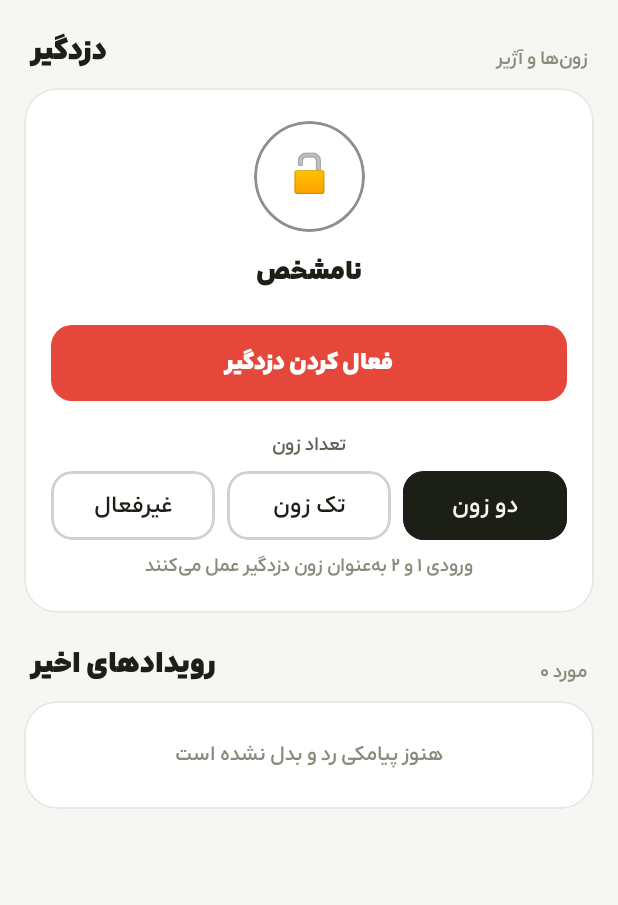
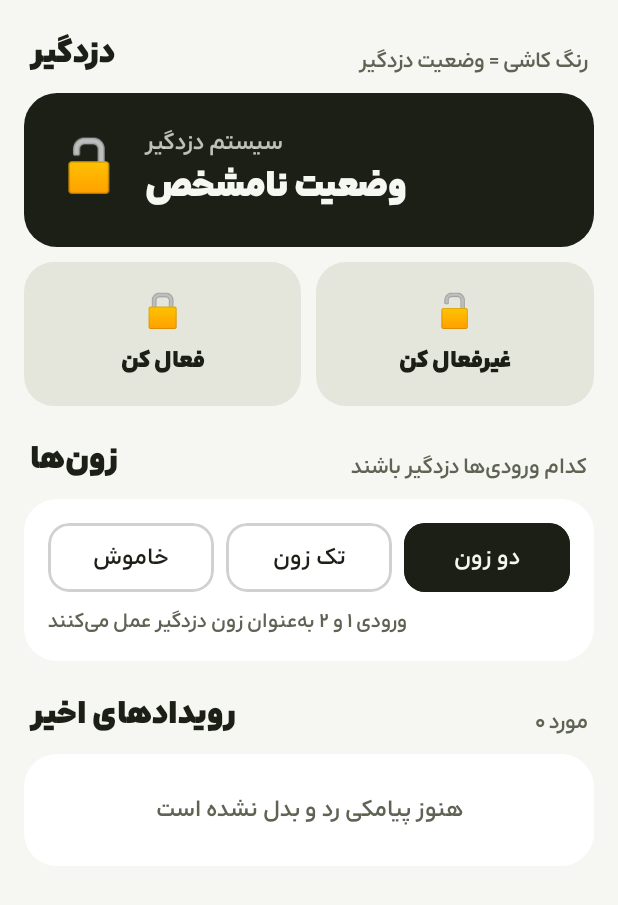
Before and after one commit to TheMojtabaM1/Tivan, an Android app built with Jetpack Compose: the composable SecurityScreen shown on its own in the app's theme, on a phone screen of 412 x 824 dp. Shown: the top 905 px of the screen. Run offline under Robolectric (Android 15) with nearby library versions, the phone set to English and light mode, and no system bars; network calls fail.

Commit message:
Extend the tile (کاشی) design to settings, security, onboarding, and every dialog
Finishes the rewrite started for the outputs/status screens so the whole
app reads as one system, not two:

- Settings: section picker is now a row of square tiles (selected one
  turns yellow, like an output that's on); groups, toggles, radio
  choices, and the palette picker all redrawn as solid tiles instead of
  bordered translucent cards.
- Security: the armed/disarmed state is one big tile (dark when off, red
  when armed, amber while unconfirmed) with separate "فعال کن"/"غیرفعال
  کن" tiles underneath — replacing the old ring badge + single toggle
  button — plus a tile-styled zone picker.
- Onboarding, the hero banner, and every dialog/bottom sheet (device
  switcher, permission help, rename, timer, schedule) now pull their
  background from the palette instead of a hard-coded navy/white pair,
  so they follow کاشی روشن / کاشی شب correctly.
- GlassCard, StatusPill, and IconTile — the primitives every screen is
  built from — dropped their translucent-gradient "glass" look for solid
  fills, matching the flat, high-contrast tile language everywhere else.

Verified: compileDebugKotlin, testDebugUnitTest, and assembleRelease all
pass clean.

Co-Authored-By: Claude Sonnet 5 <noreply@anthropic.com>
Claude-Session: https://claude.ai/code/session_015MChLWSmXGzaiEaL5q9s94

```diff
--- a/android/app/src/main/java/ir/tivan/controller/ui/components/DeviceBar.kt
+++ b/android/app/src/main/java/ir/tivan/controller/ui/components/DeviceBar.kt
@@ -133,7 +133,7 @@ fun DeviceSwitcherSheet(
     ModalBottomSheet(
         onDismissRequest = onDismiss,
         sheetState = sheetState,
-        containerColor = if (c.dark) Color(0xFF141828) else Color.White,
+        containerColor = c.bg,
         contentColor = c.text,
         dragHandle = { BottomSheetDefaults.DragHandle() },
         // The sheet takes no inset of its own so the footer below can own the
@@ -253,7 +253,7 @@ fun DeviceSwitcherSheet(
             Column(
                 Modifier
                     .fillMaxWidth()
-                    .background(if (c.dark) Color(0xFF141828) else Color.White)
+                    .background(c.bg)
                     .padding(horizontal = 20.dp)
                     .padding(top = 14.dp)
                     .navigationBarsPadding()
--- a/android/app/src/main/java/ir/tivan/controller/ui/components/Glass.kt
+++ b/android/app/src/main/java/ir/tivan/controller/ui/components/Glass.kt
@@ -14,20 +14,19 @@ import androidx.compose.runtime.remember
 import androidx.compose.ui.Alignment
 import androidx.compose.ui.Modifier
 import androidx.compose.ui.draw.clip
-import androidx.compose.ui.graphics.Brush
 import androidx.compose.ui.graphics.Color
 import androidx.compose.ui.graphics.Shape
+import androidx.compose.ui.graphics.luminance
 import androidx.compose.ui.unit.Dp
 import androidx.compose.ui.unit.dp
 import ir.tivan.controller.ui.theme.CurrentLayout
 import ir.tivan.controller.ui.theme.Tivan
 
 /**
- * The frosted-card look, faked with layered translucent gradients rather than a
- * real blur. `RenderEffect.createBlurEffect` only exists on API 31+ and costs a
- * full-screen readback every frame; these cards are cheap enough to scroll at
- * 120 Hz on low-end hardware and look identical against the app's own gradient
- * background.
+ * The basic "کاشی" block every screen is built from: a solid, rounded tile.
+ * No gradients or hairline borders — in the tile design the fill color itself
+ * carries the meaning, so a border is only drawn when a caller asks for one
+ * (e.g. to mark a selected tile).
  */
 @Composable
 fun GlassCard(
@@ -40,24 +39,16 @@ fun GlassCard(
 ) {
     val c = Tivan
     val shape: Shape = RoundedCornerShape(corner ?: CurrentLayout.cardCorner)
-    val base = tint ?: c.glass
 
     var m = modifier
         .clip(shape)
-        .background(
-            Brush.verticalGradient(
-                listOf(
-                    base.copy(alpha = (base.alpha * 1.35f).coerceAtMost(1f)),
-                    base
-                )
-            )
-        )
-        .border(1.dp, borderTint ?: c.stroke, shape)
+        .background(tint ?: c.glass)
+    if (borderTint != null && borderTint != c.stroke) m = m.border(2.dp, borderTint, shape)
 
     if (onClick != null) {
         m = m.clickable(
             interactionSource = remember { MutableInteractionSource() },
-            indication = rememberRipple(color = c.primary),
+            indication = rememberRipple(color = c.text),
             onClick = onClick
         )
     }
@@ -65,7 +56,7 @@ fun GlassCard(
     Column(modifier = m, content = content)
 }
 
-/** Small rounded status chip: "روشن", "منتظر تأیید", "۲۴°C". */
+/** Solid rounded status chip: "روشن", "منتظر تأیید", "۲۴°C". */
 @Composable
 fun StatusPill(
     text: String,
@@ -74,12 +65,15 @@ fun StatusPill(
 ) {
     Box(
         modifier
-            .clip(RoundedCornerShape(9.dp))
-            .background(color.copy(alpha = 0.16f))
-            .border(1.dp, color.copy(alpha = 0.34f), RoundedCornerShape(9.dp))
-            .padding(horizontal = 10.dp, vertical = 5.dp)
+            .clip(RoundedCornerShape(99.dp))
+            .background(color)
+            .padding(horizontal = 12.dp, vertical = 6.dp)
     ) {
-        Text(text, style = MaterialTheme.typography.labelSmall, color = color)
+        Text(
+            text,
+            style = MaterialTheme.typography.labelMedium,
+            color = if (color.luminance() > 0.5f) Color(0xFF1B1F16) else Color.White
+        )
     }
 }
 
@@ -87,21 +81,19 @@ fun StatusPill(
 @Composable
 fun IconTile(
     emoji: String,
-    size: Dp = 42.dp,
-    corner: Dp = 14.dp,
+    size: Dp = 48.dp,
+    corner: Dp = 16.dp,
     tint: Color? = null,
     borderTint: Color? = null
 ) {
     val c = Tivan
-    Box(
-        Modifier
-            .size(size)
-            .clip(RoundedCornerShape(corner))
-            .background(tint ?: c.glassStrong)
-            .border(1.dp, borderTint ?: c.stroke, RoundedCornerShape(corner)),
-        contentAlignment = Alignment.Center
-    ) {
-        Text(emoji, style = MaterialTheme.typography.titleMedium)
+    var m = Modifier
+        .size(size)
+        .clip(RoundedCornerShape(corner))
+        .background(tint ?: c.tileOff)
+    if (borderTint != null && borderTint != c.stroke) m = m.border(2.dp, borderTint, RoundedCornerShape(corner))
+    Box(m, contentAlignment = Alignment.Center) {
+        Text(emoji, style = MaterialTheme.typography.titleLarge)
     }
 }
 
@@ -116,9 +108,9 @@ fun SectionHeader(title: String, hint: String? = null) {
         verticalAlignment = Alignment.Bottom,
         horizontalArrangement = Arrangement.SpaceBetween
     ) {
-        Text(title, style = MaterialTheme.typography.titleLarge, color = c.text)
+        Text(title, style = MaterialTheme.typography.headlineSmall, color = c.text)
         if (hint != null) {
-            Text(hint, style = MaterialTheme.typography.labelSmall, color = c.dim2)
+            Text(hint, style = MaterialTheme.typography.labelMedium, color = c.dim)
         }
     }
 }
--- a/android/app/src/main/java/ir/tivan/controller/ui/components/PermissionBanner.kt
+++ b/android/app/src/main/java/ir/tivan/controller/ui/components/PermissionBanner.kt
@@ -135,7 +135,7 @@ fun PermissionBanner(
         val install = "adb install -g -r TIVAN-Controller.apk"
         AlertDialog(
             onDismissRequest = { showHelp = false },
-            containerColor = if (c.dark) Color(0xFF141828) else Color.White,
+            containerColor = c.bg,
             title = {
                 Text(
                     "چرا Allow خاکستری است؟",
--- a/android/app/src/main/java/ir/tivan/controller/ui/inputs/InputsScreen.kt
+++ b/android/app/src/main/java/ir/tivan/controller/ui/inputs/InputsScreen.kt
@@ -290,8 +290,7 @@ private fun ResponseDialog(
     val c = Tivan
     AlertDialog(
         onDismissRequest = onDismiss,
-        containerColor = if (c.dark) androidx.compose.ui.graphics.Color(0xFF141828)
-        else androidx.compose.ui.graphics.Color.White,
+        containerColor = c.bg,
         title = {
             Text(
                 "واکنش به تحریک ورودی ${RelativeTime.fa(inputNumber)}",
--- a/android/app/src/main/java/ir/tivan/controller/ui/security/SecurityScreen.kt
+++ b/android/app/src/main/java/ir/tivan/controller/ui/security/SecurityScreen.kt
@@ -41,42 +41,93 @@ fun SecurityScreen(viewModel: MainViewModel, header: @Composable () -> Unit) {
 
     val armed = status?.securityArmed
     val zones = device?.securityZones ?: 2
-    val layout = CurrentLayout
+    val isArmed = armed == true
+    val stateFill by animateColorAsState(
+        when {
+            pending != null -> c.pending
+            isArmed -> c.alarm
+            else -> c.ink
+        },
+        tween(320), label = "secFill"
+    )
+    val stateInk = if (pending != null || isArmed) androidx.compose.ui.graphics.Color.White else c.onInk
 
-    val panelContent: @Composable ColumnScope.() -> Unit = {
-        ArmBadge(armed = armed, pending = pending, square = layout == TivanLayout.FLAT)
+    Column(
+        Modifier
+            .fillMaxSize()
+            .verticalScroll(rememberScrollState())
+            .padding(horizontal = 16.dp)
+    ) {
+        header()
+        SectionHeader("دزدگیر", "رنگ کاشی = وضعیت دزدگیر")
 
-        Spacer(Modifier.height(6.dp))
+        // The state itself as one big tile: dark when off, red when armed,
+        // amber while the device hasn't confirmed yet.
+        Column(
+            Modifier
+                .fillMaxWidth()
+                .clip(androidx.compose.foundation.shape.RoundedCornerShape(CurrentLayout.cardCorner))
+                .background(stateFill)
+                .padding(22.dp)
+        ) {
+            Row(verticalAlignment = Alignment.CenterVertically) {
+                Text(
+                    when {
+                        pending != null -> "⏳"
+                        isArmed -> "🔒"
+                        else -> "🔓"
+                    },
+                    style = MaterialTheme.typography.displaySmall
+                )
+                Spacer(Modifier.width(16.dp))
+                Column {
+                    Text("سیستم دزدگیر", style = MaterialTheme.typography.labelLarge, color = stateInk.copy(alpha = 0.75f))
+                    Text(
+                        when {
+                            pending != null -> "منتظر تأیید دستگاه"
+                            isArmed -> "فعال است"
+                            armed == false -> "غیرفعال است"
+                            else -> "وضعیت نامشخص"
+                        },
+                        style = MaterialTheme.typography.headlineMedium,
+                        color = stateInk
+                    )
                     if (armed != null && pending == null) {
                         Text(
-                RelativeTime.ago(status?.securityAt ?: 0L),
-                style = MaterialTheme.typography.labelSmall,
-                color = c.dim2
+                            "آخرین گزارش: " + RelativeTime.ago(status?.securityAt ?: 0L),
+                            style = MaterialTheme.typography.labelMedium,
+                            color = stateInk.copy(alpha = 0.75f)
                         )
                     }
+                }
+            }
+        }
 
-        Spacer(Modifier.height(16.dp))
-        ArmButton(
-            armed = armed,
-            pending = pending,
-            onClick = {
-                val target = pending ?: (armed != true)
-                viewModel.setSecurity(target)
+        Spacer(Modifier.height(10.dp))
+        Row(horizontalArrangement = Arrangement.spacedBy(10.dp)) {
+            BigActionTile(
+                emoji = "🔒",
+                text = "فعال کن",
+                selected = isArmed,
+                selectedFill = c.alarm,
+                modifier = Modifier.weight(1f),
+                enabled = pending == null
+            ) { viewModel.setSecurity(true) }
+            BigActionTile(
+                emoji = "🔓",
+                text = "غیرفعال کن",
+                selected = armed == false,
+                selectedFill = c.ink,
+                modifier = Modifier.weight(1f),
+                enabled = pending == null
+            ) { viewModel.setSecurity(false) }
         }
-        )
 
-        Spacer(Modifier.height(20.dp))
-        Text(
-            "تعداد زون",
-            style = MaterialTheme.typography.labelSmall,
-            color = c.dim
-        )
-        Spacer(Modifier.height(8.dp))
-        Row(
-            Modifier.fillMaxWidth(),
-            horizontalArrangement = Arrangement.spacedBy(8.dp)
-        ) {
-            listOf("غیرفعال" to 0, "تک زون" to 1, "دو زون" to 2).forEach { (label, z) ->
+        SectionHeader("زون‌ها", "کدام ورودی‌ها دزدگیر باشند")
+        GlassCard(Modifier.fillMaxWidth()) {
+            Column(Modifier.padding(16.dp)) {
+                Row(horizontalArrangement = Arrangement.spacedBy(8.dp)) {
+                    listOf("خاموش" to 0, "تک زون" to 1, "دو زون" to 2).forEach { (label, z) ->
                         SegmentButton(
                             text = label,
                             selected = zones == z,
@@ -85,47 +136,15 @@ fun SecurityScreen(viewModel: MainViewModel, header: @Composable () -> Unit) {
                         )
                     }
                 }
-        Spacer(Modifier.height(8.dp))
+                Spacer(Modifier.height(10.dp))
                 Text(
                     when (zones) {
-                0 -> "دزدگیر خاموش است"
+                        0 -> "دزدگیر خاموش است و هیچ ورودی آژیر را فعال نمی‌کند"
                         1 -> "فقط ورودی ۱ به‌عنوان زون دزدگیر عمل می‌کند"
                         else -> "ورودی ۱ و ۲ به‌عنوان زون دزدگیر عمل می‌کنند"
                     },
-            style = MaterialTheme.typography.labelSmall,
-            color = c.dim2
-        )
-    }
-
-    Column(
-        Modifier
-            .fillMaxSize()
-            .verticalScroll(rememberScrollState())
-            .padding(horizontal = 16.dp)
-    ) {
-        header()
-        SectionHeader("دزدگیر", "زون‌ها و آژیر")
-
-        if (layout == TivanLayout.FLAT) {
-            // No cards in flat layout — a borderless block with hairlines
-            // above and below instead.
-            HorizontalDivider(c.stroke)
-            Column(
-                Modifier
-                    .fillMaxWidth()
-                    .padding(vertical = 22.dp),
-                horizontalAlignment = Alignment.CenterHorizontally,
-                content = panelContent
-            )
-            HorizontalDivider(c.stroke)
-        } else {
-            GlassCard(Modifier.fillMaxWidth()) {
-                Column(
-                    Modifier
-                        .fillMaxWidth()
-                        .padding(vertical = 22.dp, horizontal = 18.dp),
-                    horizontalAlignment = Alignment.CenterHorizontally,
-                    content = panelContent
+                    style = MaterialTheme.typography.bodySmall,
+                    color = c.dim
                 )
             }
         }
@@ -147,101 +166,33 @@ fun SecurityScreen(viewModel: MainViewModel, header: @Composable () -> Unit) {
     }
 }
 
-/**
- * Small status badge above the arm button — a ring is the clearest place to
- * show a command is out but unconfirmed, so it spins amber until the
- * controller answers rather than flipping straight to "armed".
- */
+/** A large square-ish action tile: emoji over a label, filled when it's the current state. */
 @Composable
-private fun ArmBadge(armed: Boolean?, pending: Boolean?, square: Boolean = false) {
+private fun BigActionTile(
+    emoji: String,
+    text: String,
+    selected: Boolean,
+    selectedFill: androidx.compose.ui.graphics.Color,
+    modifier: Modifier = Modifier,
+    enabled: Boolean = true,
+    onClick: () -> Unit
+) {
     val c = Tivan
-    val accent = when {
-        pending != null -> c.pending
-        armed == true -> c.alarm
-        else -> c.dim
-    }
-    val fill by animateColorAsState(
-        when {
-            pending != null -> c.pending.copy(alpha = 0.18f)
-            armed == true -> c.alarm.copy(alpha = 0.14f)
-            else -> c.glassStrong
-        },
-        tween(320), label = "badgeFill"
-    )
-    val shape = if (square) androidx.compose.foundation.shape.RoundedCornerShape(4.dp) else CircleShape
-
-    Box(contentAlignment = Alignment.Center) {
-        Box(
-            Modifier
-                .size(74.dp)
-                .clip(shape)
-                .background(fill)
-                .border(2.dp, accent.copy(alpha = 0.7f), shape),
-            contentAlignment = Alignment.Center
-        ) {
-            Text(
-                when {
-                    pending != null -> "⏳"
-                    armed == true -> "🛡"
-                    else -> "🔓"
-                },
-                style = MaterialTheme.typography.headlineMedium
-            )
-        }
-        if (pending != null) {
-            val angle by rememberInfiniteTransition(label = "badgeRing").animateFloat(
-                initialValue = 0f,
-                targetValue = 360f,
-                animationSpec = infiniteRepeatable(tween(1200, easing = LinearEasing)),
-                label = "badgeAngle"
-            )
-            Canvas(Modifier.size(84.dp)) {
-                drawArc(
-                    color = c.pending,
-                    startAngle = angle,
-                    sweepAngle = 100f,
-                    useCenter = false,
-                    topLeft = Offset(2.dp.toPx(), 2.dp.toPx()),
-                    size = Size(size.width - 4.dp.toPx(), size.height - 4.dp.toPx()),
-                    style = Stroke(width = 3.dp.toPx())
-                )
-            }
-        }
-    }
-    Spacer(Modifier.height(14.dp))
-    Text(
-        when {
-            pending != null -> "در انتظار تأیید"
-            armed == true -> "فعال"
-            armed == false -> "غیرفعال"
-            else -> "نامشخص"
-        },
-        style = MaterialTheme.typography.titleMedium,
-        color = c.text
-    )
-}
-
-@Composable
-private fun ArmButton(armed: Boolean?, pending: Boolean?, onClick: () -> Unit) {
-    val c = Tivan
-    val isArmed = armed == true
+    val ink = if (selected) androidx.compose.ui.graphics.Color.White.takeIf { selectedFill != c.ink } ?: c.onInk else c.text
     Surface(
         onClick = onClick,
-        modifier = Modifier.fillMaxWidth(),
-        shape = androidx.compose.foundation.shape.RoundedCornerShape(14.dp),
-        color = if (isArmed) c.on else c.alarm,
-        enabled = pending == null
+        enabled = enabled,
+        modifier = modifier.height(96.dp),
+        shape = androidx.compose.foundation.shape.RoundedCornerShape(20.dp),
+        color = if (selected) selectedFill else c.tileOff
     ) {
-        Box(Modifier.padding(vertical = 14.dp), contentAlignment = Alignment.Center) {
-            Text(
-                when {
-                    pending != null -> "در حال ارسال…"
-                    isArmed -> "غیرفعال کردن دزدگیر"
-                    else -> "فعال کردن دزدگیر"
-                },
-                style = MaterialTheme.typography.titleSmall,
-                color = androidx.compose.ui.graphics.Color.White
-            )
+        Column(
+            horizontalAlignment = Alignment.CenterHorizontally,
+            verticalArrangement = Arrangement.Center
+        ) {
+            Text(emoji, style = MaterialTheme.typography.headlineSmall)
+            Spacer(Modifier.height(4.dp))
+            Text(text, style = MaterialTheme.typography.titleSmall, color = ink)
         }
     }
 }
@@ -250,7 +201,7 @@ private fun ArmButton(armed: Boolean?, pending: Boolean?, onClick: () -> Unit) {
 fun LogRow(incoming: Boolean, body: String, age: String) {
     val c = Tivan
     GlassCard(Modifier.fillMaxWidth(), corner = 16.dp) {
-        Row(Modifier.padding(13.dp)) {
+        Row(Modifier.padding(14.dp)) {
             Box(
                 Modifier
                     .padding(top = 5.dp)
@@ -260,7 +211,7 @@ fun LogRow(incoming: Boolean, body: String, age: String) {
             )
             Spacer(Modifier.width(11.dp))
             Column(Modifier.weight(1f)) {
-                Text(body, style = MaterialTheme.typography.labelMedium, color = c.text)
+                Text(body, style = MaterialTheme.typography.titleSmall, color = c.text)
                 Text(
                     "${if (incoming) "دریافتی" else "ارسالی"} · $age",
                     style = MaterialTheme.typography.labelSmall,
@@ -281,7 +232,7 @@ fun EmptyHint(text: String) {
                 .padding(vertical = 26.dp),
             contentAlignment = Alignment.Center
         ) {
-            Text(text, style = MaterialTheme.typography.bodySmall, color = c.dim2)
+            Text(text, style = MaterialTheme.typography.bodyMedium, color = c.dim)
         }
     }
 }
```
Also changed, not shown: android/app/src/main/java/ir/tivan/controller/MainActivity.kt (+3 -7 lines), android/app/src/main/java/ir/tivan/controller/ui/components/AdaptiveHero.kt (+6 -7 lines), android/app/src/main/java/ir/tivan/controller/ui/onboarding/OnboardingScreen.kt (+7 -8 lines), android/app/src/main/java/ir/tivan/controller/ui/outputs/OutputsScreen.kt (+3 -6 lines), android/app/src/main/java/ir/tivan/controller/ui/settings/SettingsScreen.kt (+74 -149 lines). Lines whose indentation alone changed are shown as unchanged.
